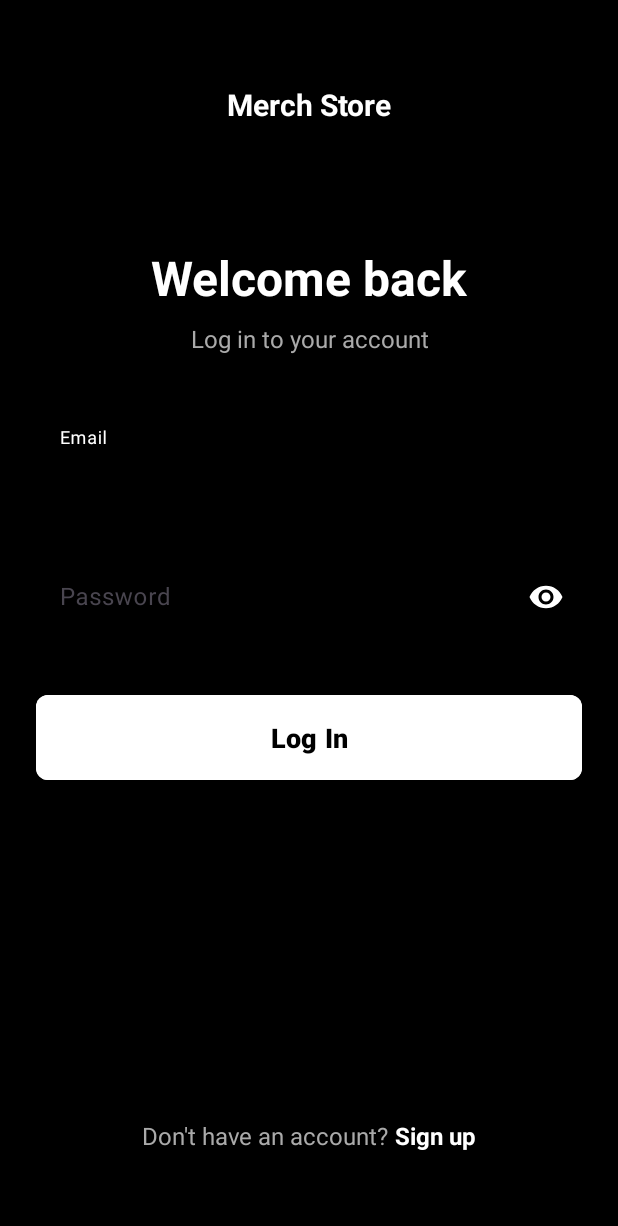
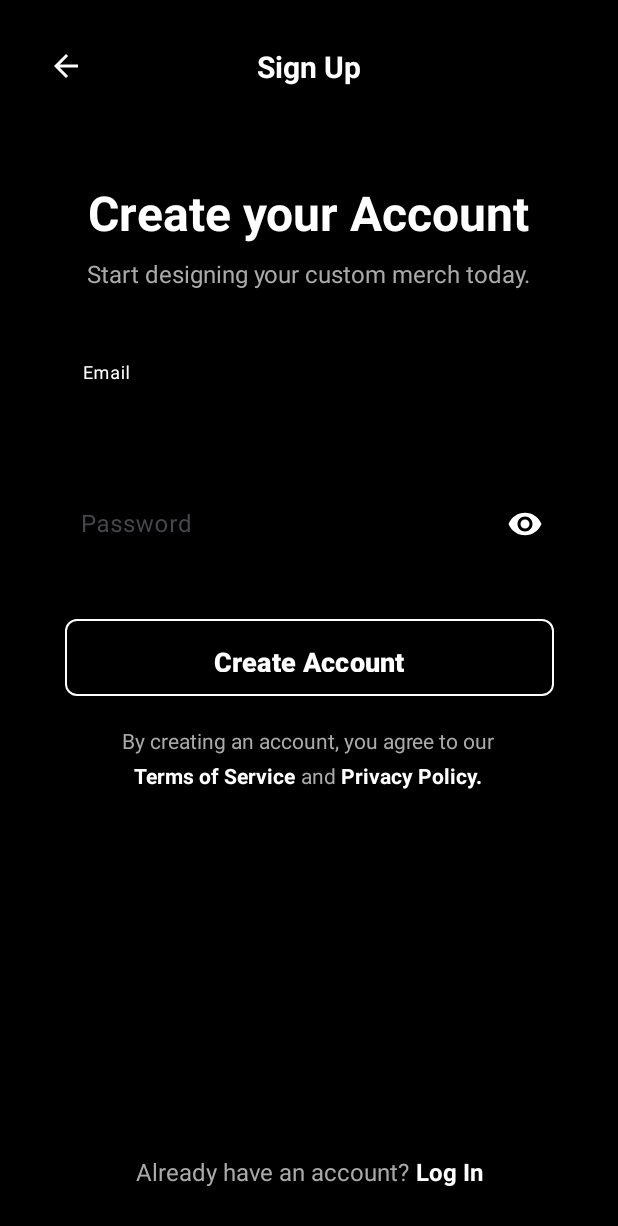
Before and after one commit to EberthCode/Proyect_Makip, an Android app: the LoginActivity screen opened directly, with no data from a screen before it, after a tap on "Sign up", on a phone screen of 412 x 824 dp. Shown: the top 1226 px of the screen. Run offline under Robolectric (Android 15) with nearby library versions, the phone set to English and light mode, and no system bars.

Commit message:
Creacion de registro de usuario

```diff
--- a/app/src/main/java/com/example/makip/LoginActivity.kt
+++ b/app/src/main/java/com/example/makip/LoginActivity.kt
@@ -1,8 +1,8 @@
 // LoginActivity.kt
-package com.example.makip // Asegúrate de cambiar esto a tu package real
+package com.example.makip
 import android.os.Bundle
 import androidx.appcompat.app.AppCompatActivity
-// Importa las vistas que usarás, aunque en este ejemplo no haremos mucho con ellas
+import android.content.Intent
 import android.widget.Button
 import android.widget.TextView
 import com.google.android.material.textfield.TextInputEditText
@@ -35,11 +35,11 @@ class LoginActivity : AppCompatActivity() {
             // Log.d("LoginActivity", "Email: $email, Password: $password")
         }
 
-        // 3. Ejemplo: Configurar un listener para el texto de Sign Up
+        // 3. Configurar un listener para el texto de Sign Up
         signUpText.setOnClickListener {
-            // Aquí iría el código para navegar a la pantalla de registro
-            // val intent = Intent(this, SignUpActivity::class.java)
-            // startActivity(intent)
+            // Código para navegar a la pantalla de registro
+            val intent = Intent(this, RegisterActivity::class.java) // ¡Cambiamos aquí!
+            startActivity(intent)
         }
     }
 }
--- /dev/null
+++ b/app/src/main/java/com/example/makip/RegisterActivity.kt
@@ -0,0 +1,87 @@
+package com.example.makip
+
+import android.content.Intent
+import android.os.Bundle
+import android.widget.ImageButton
+import android.widget.TextView
+import android.widget.Toast
+import androidx.appcompat.app.AppCompatActivity
+import com.google.android.material.button.MaterialButton
+import com.google.android.material.textfield.TextInputEditText
+
+class RegisterActivity : AppCompatActivity() {
+
+    // Declaración de vistas
+    private lateinit var emailEditText: TextInputEditText
+    private lateinit var passwordEditText: TextInputEditText
+    private lateinit var createAccountButton: MaterialButton
+    private lateinit var logInText: TextView
+    private lateinit var backButton: ImageButton
+
+    override fun onCreate(savedInstanceState: Bundle?) {
+        super.onCreate(savedInstanceState)
+        setContentView(R.layout.activity_register)
+
+        // Inicializar vistas
+        emailEditText = findViewById(R.id.edit_text_email)
+        passwordEditText = findViewById(R.id.edit_text_password)
+        createAccountButton = findViewById(R.id.button_create_account)
+        logInText = findViewById(R.id.text_log_in)
+        backButton = findViewById(R.id.button_back)
+
+        // Configurar Listener para el botón de Registro
+        createAccountButton.setOnClickListener {
+            handleRegistration()
+        }
+
+        // Configurar Listener para el enlace "Log In" (navegación a LoginActivity)
+        logInText.setOnClickListener {
+            navigateToLogin()
+        }
+
+        // Configurar Listener para la flecha de atrás (navegación a LoginActivity)
+        backButton.setOnClickListener {
+            navigateToLogin()
+        }
+
+        // Opcional: Configurar listeners para Términos y Privacidad (ejemplo)
+        findViewById<TextView>(R.id.text_terms).setOnClickListener {
+            Toast.makeText(this, "Abriendo Términos de Servicio...", Toast.LENGTH_SHORT).show()
+        }
+        findViewById<TextView>(R.id.text_privacy).setOnClickListener {
+            Toast.makeText(this, "Abriendo Política de Privacidad...", Toast.LENGTH_SHORT).show()
+        }
+    }
+
+    /**
+     * Lógica para manejar el registro de usuario.
+     */
+    private fun handleRegistration() {
+        val email = emailEditText.text.toString().trim()
+        val password = passwordEditText.text.toString().trim()
+
+        if (email.isEmpty() || password.isEmpty()) {
+            Toast.makeText(this, "Por favor, completa todos los campos.", Toast.LENGTH_SHORT).show()
+            return
+        }
+
+        // Aquí iría tu lógica de registro real (validación, llamada a API, etc.)
+        Toast.makeText(this, "Registrando cuenta para $email...", Toast.LENGTH_LONG).show()
+
+        // Tras el registro exitoso, puedes navegar a la pantalla principal o al login.
+        // val intent = Intent(this, MainActivity::class.java)
+        // startActivity(intent)
+        // finish()
+    }
+
+    /**
+     * Navega a la pantalla de Inicio de Sesión y finaliza esta actividad.
+     */
+    private fun navigateToLogin() {
+        // Al regresar, no necesitamos volver a crear la actividad de Login,
+        // pero usar un Intent garantiza que no haya problemas.
+        val intent = Intent(this, LoginActivity::class.java)
+        startActivity(intent)
+        finish()
+    }
+}
--- /dev/null
+++ b/app/src/main/res/drawable/ic_arrow_back_white.xml
@@ -0,0 +1,5 @@
+<vector xmlns:android="http://schemas.android.com/apk/res/android" android:autoMirrored="true" android:height="24dp" android:tint="#FFFFFF" android:viewportHeight="24" android:viewportWidth="24" android:width="24dp">
+
+    <path android:fillColor="@android:color/white" android:pathData="M20,11H7.83l5.59,-5.59L12,4l-8,8 8,8 1.41,-1.41L7.83,13H20v-2z"/>
+
+</vector>
--- /dev/null
+++ b/app/src/main/res/layout/activity_register.xml
@@ -0,0 +1,221 @@
+<?xml version="1.0" encoding="utf-8"?>
+<androidx.constraintlayout.widget.ConstraintLayout
+    xmlns:android="http://schemas.android.com/apk/res/android"
+    xmlns:app="http://schemas.android.com/apk/res-auto"
+    xmlns:tools="http://schemas.android.com/tools"
+    android:layout_width="match_parent"
+    android:layout_height="match_parent"
+    android:background="@android:color/black"
+    android:paddingStart="24dp"
+    android:paddingEnd="24dp"
+
+    android:fitsSystemWindows="true"
+
+    tools:context=".RegisterActivity">
+
+    <ImageButton
+        android:id="@+id/button_back"
+        android:layout_width="wrap_content"
+        android:layout_height="wrap_content"
+        android:background="?attr/selectableItemBackgroundBorderless"
+        android:contentDescription="Go back"
+        android:padding="8dp"
+        android:src="@drawable/ic_arrow_back_white"
+        app:layout_constraintStart_toStartOf="parent"
+        app:layout_constraintTop_toTopOf="parent"
+
+        android:layout_marginTop="24dp"
+        />
+
+    <TextView
+        android:id="@+id/text_sign_up_title_top"
+        android:layout_width="wrap_content"
+        android:layout_height="wrap_content"
+        android:text="Sign Up"
+        android:textColor="@android:color/white"
+        android:textSize="20sp"
+        android:textStyle="bold"
+        app:layout_constraintTop_toTopOf="@id/button_back"
+        app:layout_constraintBottom_toBottomOf="@id/button_back"
+        app:layout_constraintStart_toStartOf="parent"
+        app:layout_constraintEnd_toEndOf="parent"/>
+
+    <TextView
+        android:id="@+id/text_create_account"
+        android:layout_width="wrap_content"
+        android:layout_height="wrap_content"
+        android:layout_marginTop="56dp"
+        android:text="Create your Account"
+        android:textColor="@android:color/white"
+        android:textSize="32sp"
+        android:textStyle="bold"
+        app:layout_constraintEnd_toEndOf="parent"
+        app:layout_constraintStart_toStartOf="parent"
+        app:layout_constraintTop_toBottomOf="@id/button_back" />
+
+    <TextView
+        android:id="@+id/text_prompt"
+        android:layout_width="wrap_content"
+        android:layout_height="wrap_content"
+        android:layout_marginTop="8dp"
+        android:text="Start designing your custom merch today."
+        android:textColor="#AAAAAA"
+        android:textSize="16sp"
+        app:layout_constraintEnd_toEndOf="parent"
+        app:layout_constraintStart_toStartOf="parent"
+        app:layout_constraintTop_toBottomOf="@id/text_create_account" />
+
+    <com.google.android.material.textfield.TextInputLayout
+        android:id="@+id/input_layout_email"
+        style="@style/Widget.Material3.TextInputLayout.OutlinedBox"
+        android:layout_width="333dp"
+        android:layout_height="60dp"
+        android:layout_marginTop="48dp"
+        app:boxStrokeColor="#FFFFFF"
+        app:boxStrokeWidth="1dp"
+        app:hintTextColor="#FFFFFF"
+        app:layout_constraintEnd_toEndOf="parent"
+        app:layout_constraintStart_toStartOf="parent"
+        app:layout_constraintTop_toBottomOf="@id/text_prompt">
+
+        <com.google.android.material.textfield.TextInputEditText
+            android:id="@+id/edit_text_email"
+            android:layout_width="match_parent"
+            android:layout_height="wrap_content"
+            android:background="@android:color/transparent"
+            android:hint="Email"
+            android:inputType="textEmailAddress"
+            android:paddingVertical="18dp"
+            android:textColor="@android:color/white"
+            android:textColorHint="#888888" />
+    </com.google.android.material.textfield.TextInputLayout>
+
+    <com.google.android.material.textfield.TextInputLayout
+        android:id="@+id/input_layout_password"
+        style="@style/Widget.Material3.TextInputLayout.OutlinedBox"
+        android:layout_width="336dp"
+        android:layout_height="59dp"
+        android:layout_marginTop="16dp"
+        app:boxStrokeColor="#FFFFFF"
+        app:boxStrokeWidth="1dp"
+        app:endIconMode="password_toggle"
+        app:endIconTint="#FFFFFF"
+        app:hintTextColor="#FFFFFF"
+        app:layout_constraintEnd_toEndOf="parent"
+        app:layout_constraintStart_toStartOf="parent"
+        app:layout_constraintTop_toBottomOf="@id/input_layout_email">
+
+        <com.google.android.material.textfield.TextInputEditText
+            android:id="@+id/edit_text_password"
+            android:layout_width="match_parent"
+            android:layout_height="wrap_content"
+            android:background="@android:color/transparent"
+            android:hint="Password"
+            android:inputType="textPassword"
+            android:paddingVertical="18dp"
+            android:textColor="@android:color/white"
+            android:textColorHint="#888888" />
+    </com.google.android.material.textfield.TextInputLayout>
+
+    <com.google.android.material.button.MaterialButton
+        android:id="@+id/button_create_account"
+        android:layout_width="326dp"
+        android:layout_height="59dp"
+        android:layout_marginTop="32dp"
+        android:paddingVertical="16dp"
+        android:text="Create Account"
+        android:textColor="@android:color/white"
+        android:textSize="18sp"
+        android:textStyle="bold"
+        app:backgroundTint="@android:color/black"
+        app:cornerRadius="8dp"
+        app:layout_constraintEnd_toEndOf="parent"
+        app:layout_constraintStart_toStartOf="parent"
+        app:layout_constraintTop_toBottomOf="@id/input_layout_password"
+        app:strokeColor="#FFFFFF"
+        app:strokeWidth="1dp" />
+
+    <LinearLayout
+        android:id="@+id/layout_terms"
+        android:layout_width="match_parent"
+        android:layout_height="wrap_content"
+        android:orientation="vertical"
+        android:gravity="center"
+        app:layout_constraintTop_toBottomOf="@id/button_create_account"
+        android:layout_marginTop="16dp">
+
+        <TextView
+            android:layout_width="wrap_content"
+            android:layout_height="wrap_content"
+            android:text="By creating an account, you agree to our"
+            android:textColor="#AAAAAA"
+            android:textSize="14sp"/>
+
+        <LinearLayout
+            android:layout_width="wrap_content"
+            android:layout_height="wrap_content"
+            android:orientation="horizontal"
+            android:layout_marginTop="4dp">
+
+            <TextView
+                android:id="@+id/text_terms"
+                android:layout_width="wrap_content"
+                android:layout_height="wrap_content"
+                android:text="Terms of Service"
+                android:textColor="@android:color/white"
+                android:textSize="14sp"
+                android:textStyle="bold"
+                android:clickable="true"
+                android:focusable="true"/>
+
+            <TextView
+                android:layout_width="wrap_content"
+                android:layout_height="wrap_content"
+                android:text=" and "
+                android:textColor="#AAAAAA"
+                android:textSize="14sp"/>
+
+            <TextView
+                android:id="@+id/text_privacy"
+                android:layout_width="wrap_content"
+                android:layout_height="wrap_content"
+                android:text="Privacy Policy."
+                android:textColor="@android:color/white"
+                android:textSize="14sp"
+                android:textStyle="bold"
+                android:clickable="true"
+                android:focusable="true"/>
+        </LinearLayout>
+    </LinearLayout>
+
+    <LinearLayout
+        android:layout_width="wrap_content"
+        android:layout_height="wrap_content"
+        android:orientation="horizontal"
+        android:gravity="center"
+        app:layout_constraintBottom_toBottomOf="parent"
+        app:layout_constraintStart_toStartOf="parent"
+        app:layout_constraintEnd_toEndOf="parent"
+        android:layout_marginBottom="32dp">
+
+        <TextView
+            android:layout_width="wrap_content"
+            android:layout_height="wrap_content"
+            android:text="Already have an account? "
+            android:textColor="#AAAAAA"
+            android:textSize="16sp"/>
+
+        <TextView
+            android:id="@+id/text_log_in"
+            android:layout_width="wrap_content"
+            android:layout_height="wrap_content"
+            android:text="Log In"
+            android:textColor="#FFFFFF"
+            android:textSize="16sp"
+            android:textStyle="bold"
+            android:clickable="true"
+            android:focusable="true" />
+
+    </LinearLayout>
+
+</androidx.constraintlayout.widget.ConstraintLayout>
```
Also changed, not shown: app/src/main/AndroidManifest.xml (+16 -3 lines).
